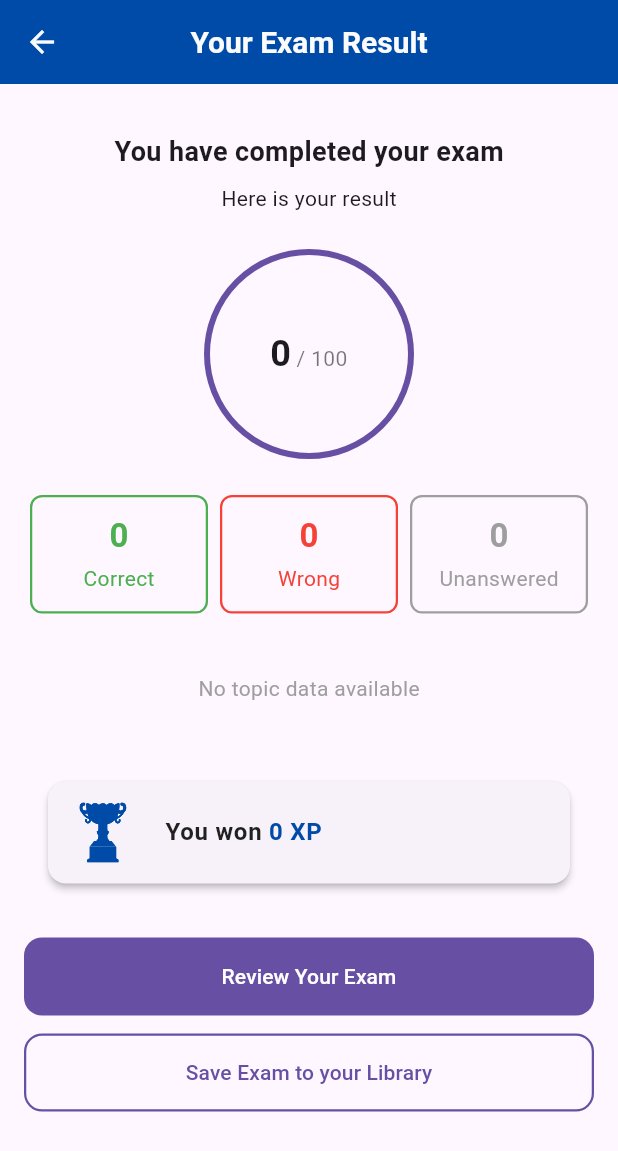
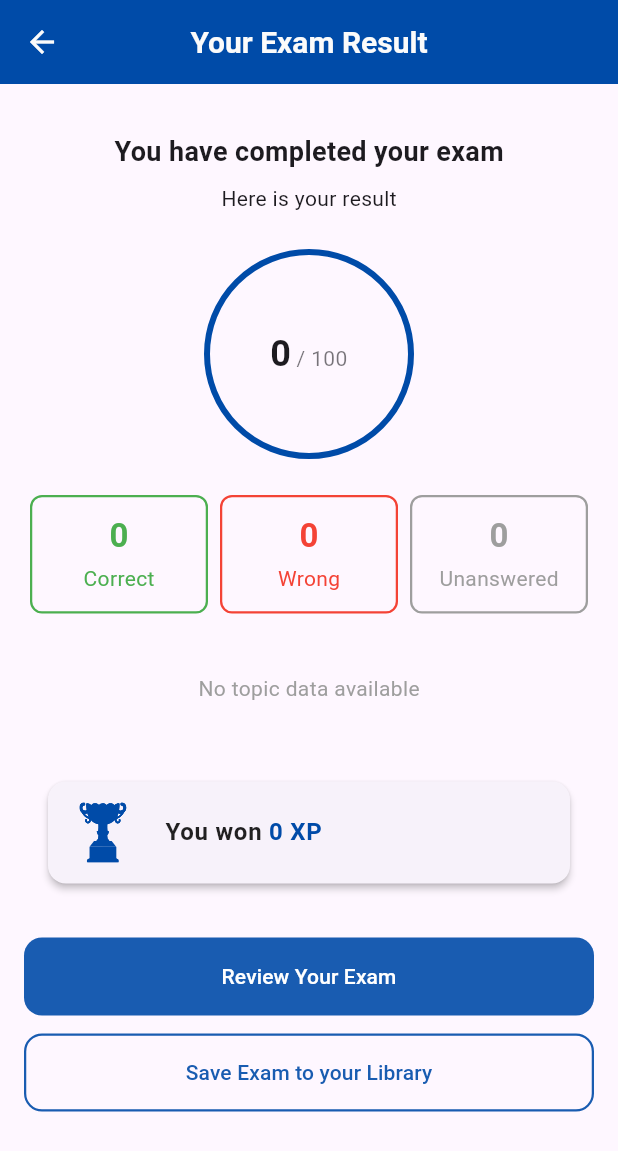
Before and after one commit to eminesenaa/mobile-interview-platform, a Flutter app: the ExamResultPage screen opened directly, on a phone screen of 412 x 824 dp. Shown: the top 1151 px of the screen. Run offline on Flutter 3.47's test engine with Material 3 defaults, Android fonts, the light colour scheme and no system bars; drawn by our look-alikes of overlay_support; our stand-ins replace awesome_bottom_bar, cloud_firestore, equatable, firebase_auth, firebase_core, firebase_storage and 12 more; missing offline and left inert: flutter_code_editor, highlight, markdown; accounts and stored records are empty; statements that could not run were skipped.

Commit message:
style(result): apply semi-transparent primary color to action buttons.

```diff
--- a/lib/pages/exam/widgets/result_actions.dart
+++ b/lib/pages/exam/widgets/result_actions.dart
@@ -1,5 +1,7 @@
 import 'package:flutter/material.dart';
 import 'package:interview_project/pages/library/widgets/save_exam_to_collection_sheet.dart';
+
+import '../../../constants/colors.dart';
 
 class ResultActions extends StatelessWidget {
   final VoidCallback onReview;
@@ -22,8 +24,8 @@ class ResultActions extends StatelessWidget {
       children: [
         FilledButton(
           style: FilledButton.styleFrom(
-            backgroundColor: scheme.primary,
-            foregroundColor: scheme.onPrimary,
+            backgroundColor: primaryColor.withOpacity(0.9),
+            foregroundColor: Colors.white,
             padding: const EdgeInsets.symmetric(vertical: 16),
             shape: RoundedRectangleBorder(
               borderRadius: BorderRadius.circular(12),
@@ -35,8 +37,8 @@ class ResultActions extends StatelessWidget {
         const SizedBox(height: 12),
         OutlinedButton(
           style: OutlinedButton.styleFrom(
-            foregroundColor: scheme.primary,
-            side: BorderSide(color: scheme.primary, width: 1.5),
+            foregroundColor: primaryColor.withOpacity(0.9),
+            side: BorderSide(color: primaryColor.withOpacity(0.9), width: 1.5),
             padding: const EdgeInsets.symmetric(vertical: 16),
             shape: RoundedRectangleBorder(
               borderRadius: BorderRadius.circular(12),
--- a/lib/pages/exam/widgets/score_circle.dart
+++ b/lib/pages/exam/widgets/score_circle.dart
@@ -1,5 +1,9 @@
 import 'package:flutter/material.dart';
 
+import '../../../constants/colors.dart';
+
+/// Big score circle used at the top of the result page.
+/// Shows "score / total" inside a bordered circle.
 class ScoreCircle extends StatelessWidget {
   final int score;
   final int total;
@@ -20,7 +24,7 @@ class ScoreCircle extends StatelessWidget {
       decoration: BoxDecoration(
         shape: BoxShape.circle,
         border: Border.all(
-          color: scheme.primary,
+          color: primaryColor, // use app primary color
           width: 4,
         ),
       ),
@@ -33,9 +37,9 @@ class ScoreCircle extends StatelessWidget {
             fontWeight: FontWeight.bold,
           ),
           children: [
-            TextSpan(text: "$score"),
+            TextSpan(text: '$score'),
             TextSpan(
-              text: " / $total",
+              text: ' / $total',
               style: Theme.of(context).textTheme.bodyMedium?.copyWith(
                 color: scheme.onSurface.withOpacity(0.6),
               ),
```
Also changed, not shown: lib/pages/exam/widgets/topic_charts.dart (+20 -4 lines).
